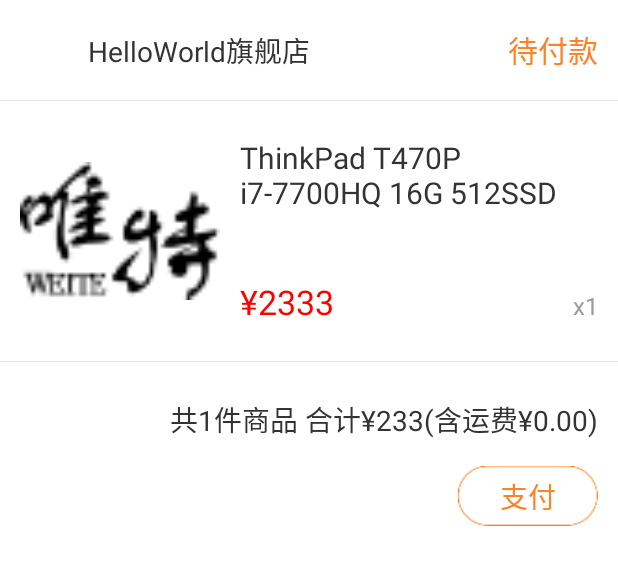
After one commit to yjyvi/wette, an Android app: the layout item_order.xml on its own in the app's theme, with its tools: preview values and no code run, on a phone screen of 412 x 824 dp. The commit adds this screen. Shown: the top 565 px of the screen. Run offline under Robolectric (Android 15) with nearby library versions, the phone set to English and light mode, and no system bars.

Commit message:
完成订单列表界面

```diff
--- a/app/src/main/AndroidManifest.xml
+++ b/app/src/main/AndroidManifest.xml
@@ -169,6 +169,8 @@
         <activity android:name=".ui.mine.MessageActivity"/>
         <!-- 收藏 -->
         <activity android:name=".ui.mine.CollectionActivity"/>
+        <!-- 我的订单 -->
+        <activity android:name=".ui.mine.OrderActivity"/>
         <activity android:name=".ui.home.ShopUI"/>
         <activity android:name=".ui.home.SearchResultUI"/>
 
--- a/app/src/main/java/com/risenb/wette/ui/home/HomeFragment.java
+++ b/app/src/main/java/com/risenb/wette/ui/home/HomeFragment.java
@@ -54,7 +54,7 @@
         mHomeP = new HomeP(getActivity(), this);
         mGoodsListP = new GoodsListP(getActivity(), this);
         mHomeP.setHomeData();
-//        mGoodsListP.setGoodsList(0, limit, page);
+        mGoodsListP.setGoodsList(0, limit, page);
     }
 
     @Override
--- a/app/src/main/res/layout/fragment_mine.xml
+++ b/app/src/main/res/layout/fragment_mine.xml
@@ -153,6 +153,7 @@
                         />
 
                 <LinearLayout
+                        android:id="@+id/ll_order"
                         android:layout_width="match_parent"
                         android:layout_height="100px"
                         android:paddingLeft="24px"
--- /dev/null
+++ b/app/src/main/res/layout/item_order.xml
@@ -0,0 +1,136 @@
+<?xml version="1.0" encoding="utf-8"?>
+<LinearLayout xmlns:android="http://schemas.android.com/apk/res/android"
+              android:orientation="vertical"
+              android:layout_width="match_parent"
+              android:layout_height="538px">
+
+
+    <LinearLayout
+            android:layout_width="match_parent"
+            android:layout_height="100px"
+            android:paddingLeft="20px"
+            android:paddingRight="20px"
+            android:gravity="center_vertical"
+            android:orientation="horizontal">
+
+        <ImageView
+                android:layout_width="48px"
+                android:layout_height="48px"/>
+
+        <TextView
+                android:layout_width="wrap_content"
+                android:layout_height="wrap_content"
+                android:textColor="#333333"
+                android:textSize="28px"
+                android:text="HelloWorld旗舰店"
+                android:layout_marginLeft="20px"/>
+
+        <View
+                android:layout_width="0dp"
+                android:layout_height="match_parent"
+                android:layout_weight="1"/>
+        <TextView
+                android:layout_width="wrap_content"
+                android:layout_height="wrap_content"
+                android:text="待付款"
+                android:textSize="30px"
+                android:textColor="#fe8124"/>
+
+    </LinearLayout>
+
+    <View
+            style="@style/common_line"/>
+
+    <LinearLayout
+            android:layout_width="match_parent"
+            android:layout_height="wrap_content"
+            android:paddingTop="30px"
+            android:paddingBottom="30px"
+            android:paddingLeft="20px"
+            android:paddingRight="20px"
+            android:orientation="horizontal">
+
+        <ImageView
+                android:layout_width="200px"
+                android:layout_height="200px"
+                android:src="@mipmap/ic_launcher"/>
+
+        <LinearLayout
+                android:layout_width="match_parent"
+                android:layout_height="match_parent"
+                android:paddingTop="6px"
+                android:paddingBottom="6px"
+                android:paddingLeft="20px"
+                android:orientation="vertical">
+
+            <TextView
+                    android:layout_width="match_parent"
+                    android:layout_height="wrap_content"
+                    android:textSize="30px"
+                    android:textColor="#333333"
+                    android:text="ThinkPad T470P i7-7700HQ 16G 512SSD"/>
+
+
+            <View
+                    android:layout_width="match_parent"
+                    android:layout_height="0dp"
+                    android:layout_weight="1"/>
+
+            <LinearLayout
+                    android:layout_width="match_parent"
+                    android:layout_height="wrap_content"
+                    android:orientation="horizontal">
+
+                <TextView
+                        android:layout_width="wrap_content"
+                        android:layout_height="wrap_content"
+                        android:textColor="@color/red"
+                        android:textSize="34px"
+                        android:text="¥2333"/>
+
+                <View
+                        android:layout_width="0dp"
+                        android:layout_height="match_parent"
+                        android:layout_weight="1"/>
+
+                <TextView
+                        android:layout_width="wrap_content"
+                        android:layout_height="wrap_content"
+                        android:textSize="24px"
+                        android:textColor="#999999"
+                        android:text="x1"/>
+
+            </LinearLayout>
+
+        </LinearLayout>
+
+    </LinearLayout>
+
+    <View
+            style="@style/common_line"/>
+
+    <TextView
+            android:layout_width="wrap_content"
+            android:layout_height="wrap_content"
+            android:layout_gravity="right"
+            android:paddingRight="20px"
+            android:textColor="#333333"
+            android:textSize="28px"
+            android:layout_marginTop="36px"
+            android:text="共1件商品 合计¥233(含运费¥0.00)"/>
+
+
+    <TextView
+            android:layout_width="140px"
+            android:layout_height="60px"
+            android:layout_marginRight="20px"
+            android:background="@drawable/order_btn"
+            android:text="支付"
+            android:textColor="#fe8124"
+            android:textSize="28px"
+            android:gravity="center"
+            android:layout_gravity="right"
+            android:layout_marginTop="26px"
+            />
+
+</LinearLayout>
```
Also changed, not shown: app/src/main/java/com/risenb/wette/beans/OrderBean.java (added, +13 -0 lines), app/src/main/java/com/risenb/wette/ui/mine/MineFragment.java (+14 -6 lines), app/src/main/java/com/risenb/wette/ui/mine/OrderActivity.java (added, +69 -0 lines), app/src/main/java/com/risenb/wette/ui/mine/multitype/OrderItemViewBinder.java (added, +43 -0 lines), app/src/main/java/com/risenb/wette/utils/PaddingItemDecoration.java (+15 -2 lines), app/src/main/res/layout/activity_order.xml (added, +14 -0 lines), app/src/main/res/drawable-xxhdpi/order_btn.png (added).
